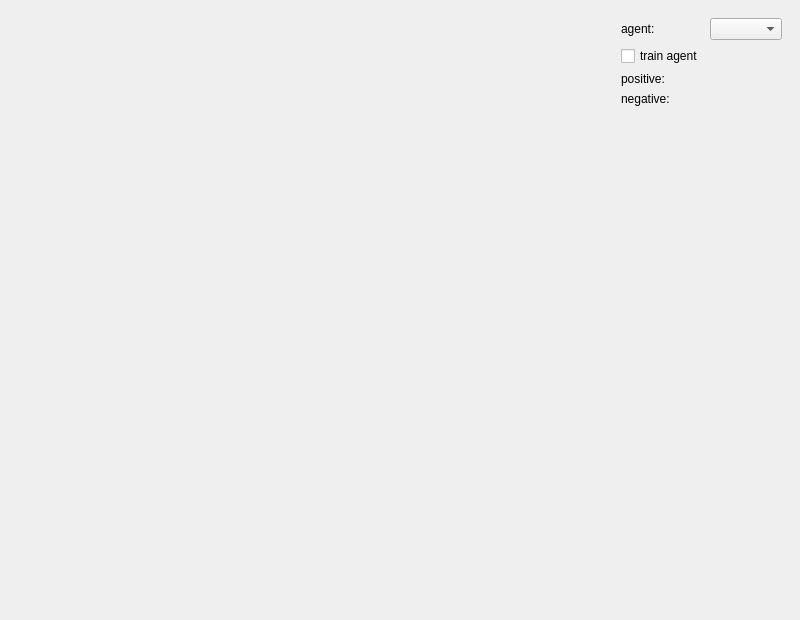
The window that snakeAI/mainwindow.ui (WorldEditor50/snakeAI) describes before a commit, drawn with Qt 5.
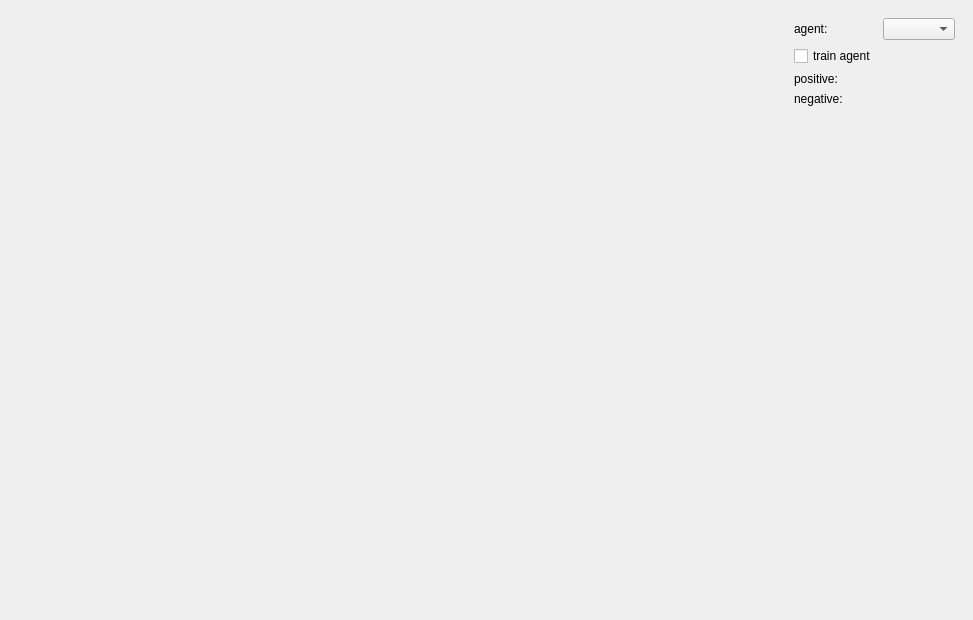
The same window after the commit. Custom widgets are drawn as their Qt base class.

Diff of the .ui file:
```diff
--- a/snakeAI/mainwindow.ui
+++ b/snakeAI/mainwindow.ui
@@ -6,13 +6,13 @@
    <rect>
     <x>0</x>
     <y>0</y>
-    <width>800</width>
+    <width>973</width>
     <height>620</height>
    </rect>
   </property>
   <property name="minimumSize">
    <size>
-    <width>800</width>
+    <width>850</width>
     <height>620</height>
    </size>
   </property>
@@ -31,6 +31,19 @@
       </property>
      </widget>
     </item>
+    <item>
+     <spacer name="horizontalSpacer">
+      <property name="orientation">
+       <enum>Qt::Horizontal</enum>
+      </property>
+      <property name="sizeHint" stdset="0">
+       <size>
+        <width>40</width>
+        <height>20</height>
+       </size>
+      </property>
+     </spacer>
+    </item>
     <item>
      <widget class="QWidget" name="controlwidget" native="true">
       <property name="maximumSize">
@@ -104,6 +117,14 @@
    </layout>
   </widget>
  </widget>
+ <customwidgets>
+  <customwidget>
+   <class>GameWidget</class>
+   <extends>QWidget</extends>
+   <header location="global">gamewidget.h</header>
+   <container>1</container>
+  </customwidget>
+ </customwidgets>
  <resources/>
  <connections/>
 </ui>
```
Left out of the diff: 2 changed lines with no effect on the pictures.
